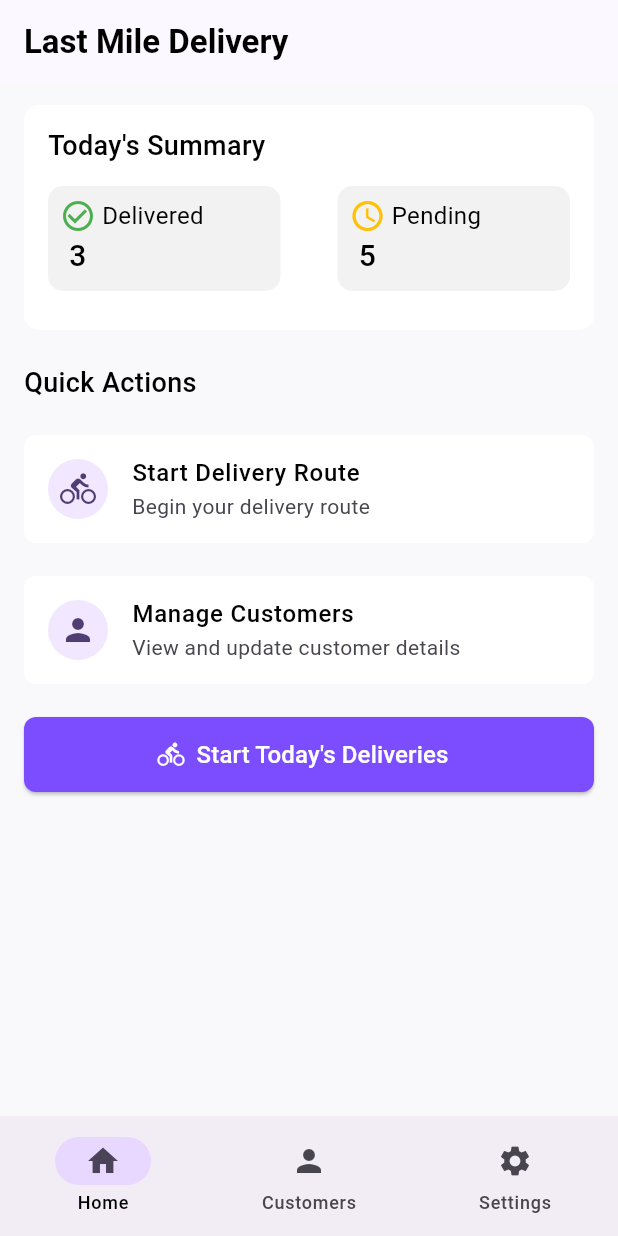
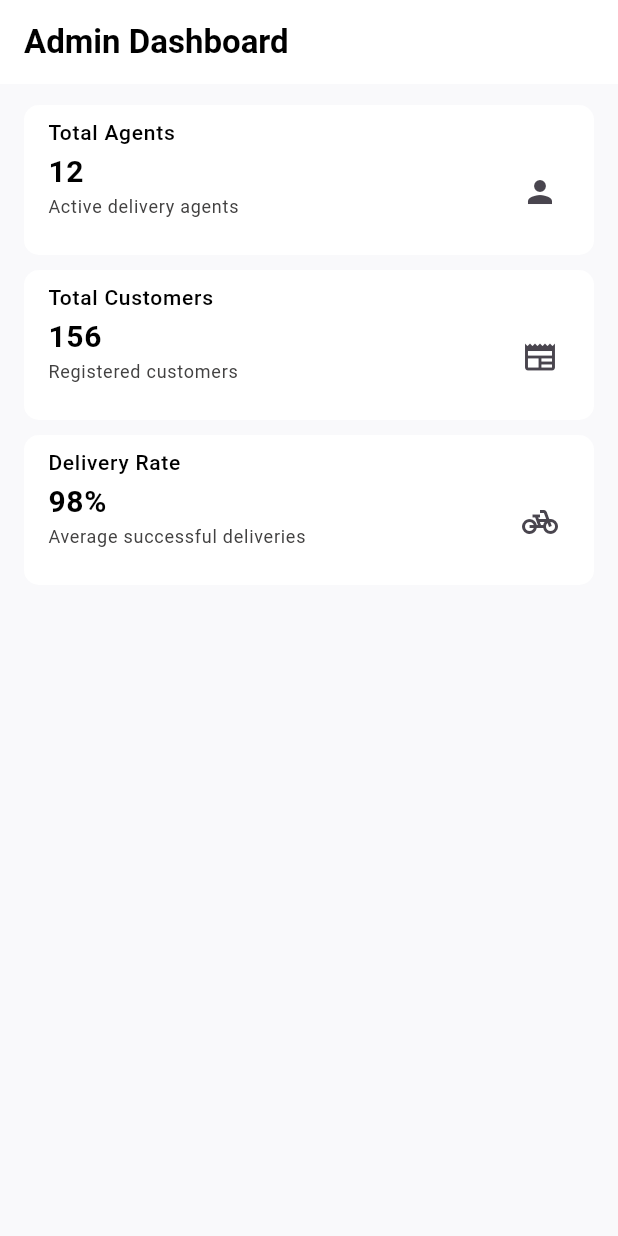
Before and after one commit to Skyborne-Mobile/last-mile-delivery-app, a Flutter app: the screen it shows after launch, on a phone screen of 412 x 824 dp. Run offline on Flutter 3.47's test engine with Material 3 defaults, Android fonts, the light colour scheme and no system bars; our stand-ins replace flex_color_scheme.

Commit message:
developed auth screens such as login, admin_login, agent_login then developed agent Panel UI with all its screens home, customers, settings also added new admin Panel UI with its respective folders and developed admin panel dashboard screen

```diff
--- /dev/null
+++ b/lib/features/admin/dashboard/dashboard_view.dart
@@ -0,0 +1,140 @@
+import 'package:flutter/material.dart';
+
+class DashboardView extends StatelessWidget {
+  const DashboardView({super.key});
+
+  @override
+  Widget build(BuildContext context) {
+    return Scaffold(
+      appBar: AppBar(
+        title: const Text(
+          'Admin Dashboard',
+          style: TextStyle(
+            fontWeight: FontWeight.bold,
+          ),
+        ),
+      ),
+      body: Padding(
+        padding: const EdgeInsets.symmetric(horizontal: 16, vertical: 14),
+        child: ListView(
+          scrollDirection: Axis.vertical,
+          children: [
+            Container(
+              height: 100,
+              width: double.infinity,
+              decoration: BoxDecoration(
+                color: Colors.white,
+                borderRadius: BorderRadius.circular(10),
+              ),
+              child: ListTile(
+                title: Column(
+                  crossAxisAlignment: CrossAxisAlignment.start,
+                  children: [
+                    Text(
+                      'Total Agents',
+                      style: TextStyle(
+                        fontSize: 14,
+                        fontWeight: FontWeight.w500,
+                      ),
+                    ),
+                    Text(
+                      '12',
+                      style: TextStyle(
+                        fontSize: 20,
+                        fontWeight: FontWeight.bold,
+                      ),
+                    ),
+                    Text(
+                      'Active delivery agents',
+                      style: TextStyle(
+                        fontSize: 12,
+                        color: const Color.fromARGB(255, 66, 65, 65),
+                      ),
+                    )
+                  ],
+                ),
+                trailing: Icon(Icons.person),
+              ),
+            ),
+            SizedBox(height: 10),
+            Container(
+              height: 100,
+              width: double.infinity,
+              decoration: BoxDecoration(
+                color: Colors.white,
+                borderRadius: BorderRadius.circular(10),
+              ),
+              child: ListTile(
+                title: Column(
+                  crossAxisAlignment: CrossAxisAlignment.start,
+                  children: [
+                    Text(
+                      'Total Customers',
+                      style: TextStyle(
+                        fontSize: 14,
+                        fontWeight: FontWeight.w500,
+                      ),
+                    ),
+                    Text(
+                      '156',
+                      style: TextStyle(
+                        fontSize: 20,
+                        fontWeight: FontWeight.bold,
+                      ),
+                    ),
+                    Text(
+                      'Registered customers',
+                      style: TextStyle(
+                        fontSize: 12,
+                        color: const Color.fromARGB(255, 66, 65, 65),
+                      ),
+                    )
+                  ],
+                ),
+                trailing: Icon(Icons.newspaper),
+              ),
+            ),
+            SizedBox(height: 10),
+            Container(
+              height: 100,
+              width: double.infinity,
+              decoration: BoxDecoration(
+                color: Colors.white,
+                borderRadius: BorderRadius.circular(10),
+              ),
+              child: ListTile(
+                title: Column(
+                  crossAxisAlignment: CrossAxisAlignment.start,
+                  children: [
+                    Text(
+                      'Delivery Rate',
+                      style: TextStyle(
+                        fontSize: 14,
+                        fontWeight: FontWeight.w500,
+                      ),
+                    ),
+                    Text(
+                      '98%',
+                      style: TextStyle(
+                        fontSize: 20,
+                        fontWeight: FontWeight.bold,
+                      ),
+                    ),
+                    Text(
+                      'Average successful deliveries',
+                      style: TextStyle(
+                        fontSize: 12,
+                        color: const Color.fromARGB(255, 66, 65, 65),
+                      ),
+                    )
+                  ],
+                ),
+                trailing: Icon(Icons.pedal_bike),
+              ),
+            ),
+          ],
+        ),
+      ),
+    );
+  }
+}
--- a/lib/main.dart
+++ b/lib/main.dart
@@ -1,12 +1,15 @@
 import 'package:flutter/material.dart';
 
 import 'package:last_mile_delivery/core/themes/app_theme.dart';
+import 'package:last_mile_delivery/features/admin/dashboard/dashboard_view.dart';
 
-import 'package:last_mile_delivery/features/customers/view/customers_view.dart';
+import 'package:last_mile_delivery/features/auth/view/login_view.dart';
 
-import 'package:last_mile_delivery/features/home/view/home_view.dart';
+import 'package:last_mile_delivery/features/agents/customers/view/customers_view.dart';
 
-import 'package:last_mile_delivery/features/settings/view/settings_view.dart';
+import 'package:last_mile_delivery/features/agents/home/view/home_view.dart';
+
+import 'package:last_mile_delivery/features/agents/settings/view/settings_view.dart';
 
 void main() {
   runApp(const MyApp());
@@ -60,7 +63,8 @@ class _MyAppState extends State<MyApp> {
       darkTheme: AppTheme.dark,
       theme: AppTheme.light,
       themeMode: ThemeMode.system,
-      home: _setScreen(),
+      // home: _setScreen(),
+      home: DashboardView(),
     );
   }
 }
```
Also changed, not shown: lib/features/auth/view/admin_login_view.dart (added, +124 -0 lines), lib/features/auth/view/agent_login_view.dart (added, +124 -0 lines), lib/features/auth/view/login_view.dart (added, +98 -0 lines), lib/features/agents/customers/view/customers_view.dart (renamed from lib/features/customers/view/customers_view.dart), lib/features/agents/home/view/home_view.dart (renamed from lib/features/home/view/home_view.dart), lib/features/agents/home/viewModel/home_view_model.dart (added), lib/features/agents/settings/view/settings_view.dart (renamed from lib/features/settings/view/settings_view.dart).
